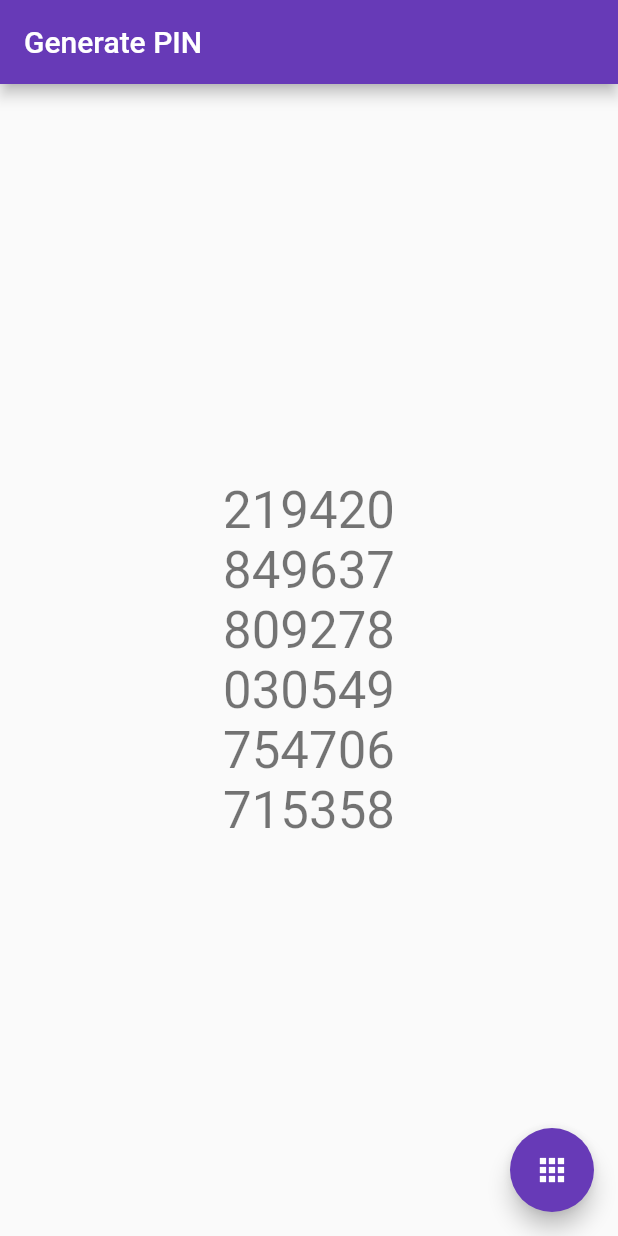
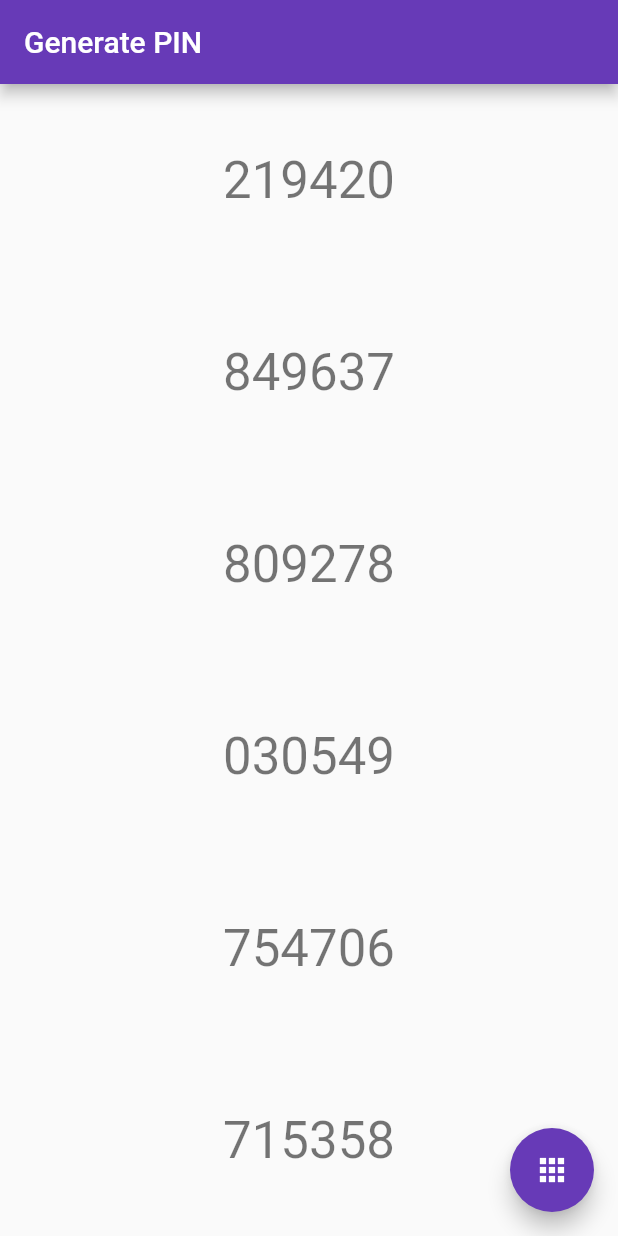
Before and after one commit to davidfung/genpin-flutter, a Flutter app: the screen it shows after launch, after a tap on the "apps" icon, on a phone screen of 412 x 824 dp. Run offline on Flutter 3.47's test engine with Material 2 defaults, Android fonts, the phone set to English and light mode, and no system bars.

Commit message:
Use Expanded widget in layout

```diff
--- a/lib/main.dart
+++ b/lib/main.dart
@@ -45,10 +45,11 @@ class _MyHomePageState extends State<MyHomePage> {
   }
 
   Widget buildPinWidget(String pin) {
-    return Text(
+    return Center(
+        child: Text(
       pin,
       style: Theme.of(context).textTheme.display1,
-    );
+    ));
   }
 
   @override
@@ -57,18 +58,15 @@ class _MyHomePageState extends State<MyHomePage> {
       appBar: AppBar(
         title: Text(widget.title),
       ),
-      body: Center(
-        child: Column(
-          mainAxisAlignment: MainAxisAlignment.center,
-          children: <Widget>[
-            buildPinWidget(_pin1),
-            buildPinWidget(_pin2),
-            buildPinWidget(_pin3),
-            buildPinWidget(_pin4),
-            buildPinWidget(_pin5),
-            buildPinWidget(_pin6),
-          ],
-        ),
+      body: Column(
+        children: <Widget>[
+          Expanded(child: buildPinWidget(_pin1)),
+          Expanded(child: buildPinWidget(_pin2)),
+          Expanded(child: buildPinWidget(_pin3)),
+          Expanded(child: buildPinWidget(_pin4)),
+          Expanded(child: buildPinWidget(_pin5)),
+          Expanded(child: buildPinWidget(_pin6)),
+        ],
       ),
       floatingActionButton: FloatingActionButton(
         onPressed: _generatePins,
```
